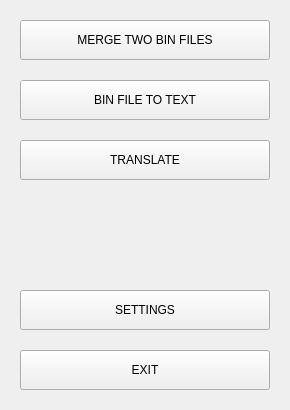
The window that src/Forms/MainWindow.ui (psv-git/BDOLang) describes before a commit, drawn with Qt 5.
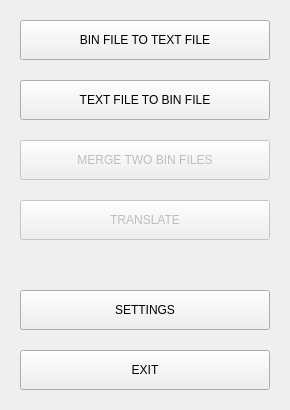
The same window after the commit.

Diff of the .ui file:
```diff
--- a/src/Forms/MainWindow.ui
+++ b/src/Forms/MainWindow.ui
@@ -26,11 +26,14 @@
    <string notr="true">BDOLang</string>
   </property>
   <widget class="QWidget" name="centralWidget">
-   <widget class="QPushButton" name="button3">
+   <widget class="QPushButton" name="button4">
+    <property name="enabled">
+     <bool>false</bool>
+    </property>
     <property name="geometry">
      <rect>
       <x>20</x>
-      <y>140</y>
+      <y>200</y>
       <width>250</width>
       <height>40</height>
      </rect>
@@ -52,6 +55,9 @@
     </property>
    </widget>
    <widget class="QPushButton" name="button1">
+    <property name="enabled">
+     <bool>true</bool>
+    </property>
     <property name="geometry">
      <rect>
       <x>20</x>
@@ -67,7 +73,7 @@
      <string notr="true">font: 87 10pt &quot;Arial Black&quot;;</string>
     </property>
     <property name="text">
-     <string>MERGE TWO BIN FILES</string>
+     <string>BIN FILE TO TEXT FILE</string>
     </property>
    </widget>
    <widget class="QPushButton" name="button2">
@@ -86,7 +92,7 @@
      <string notr="true">font: 87 10pt &quot;Arial Black&quot;;</string>
     </property>
     <property name="text">
-     <string>BIN FILE TO TEXT</string>
+     <string>TEXT FILE TO BIN FILE</string>
     </property>
    </widget>
    <widget class="QPushButton" name="exitButton">
@@ -133,6 +139,28 @@
      <string>SETTINGS</string>
     </property>
    </widget>
+   <widget class="QPushButton" name="button3">
+    <property name="enabled">
+     <bool>false</bool>
+    </property>
+    <property name="geometry">
+     <rect>
+      <x>20</x>
+      <y>140</y>
+      <width>250</width>
+      <height>40</height>
+     </rect>
+    </property>
+    <property name="focusPolicy">
+     <enum>Qt::TabFocus</enum>
+    </property>
+    <property name="styleSheet">
+     <string notr="true">font: 87 10pt &quot;Arial Black&quot;;</string>
+    </property>
+    <property name="text">
+     <string>MERGE TWO BIN FILES</string>
+    </property>
+   </widget>
   </widget>
   <action name="settings">
    <property name="text">
```
Left out of the diff: 2 changed lines with no effect on the pictures.
